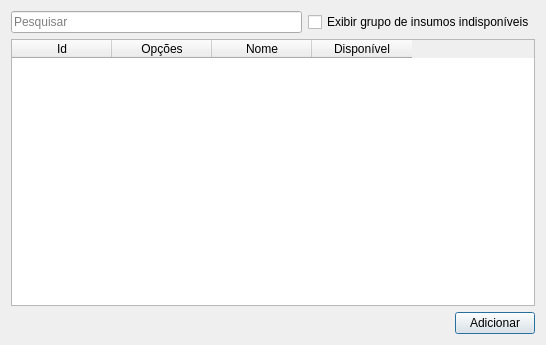
Before: the Qt Designer form uis/mInputGroup.ui in dsgoficial/SAP_Gerente, drawn with Qt 5.
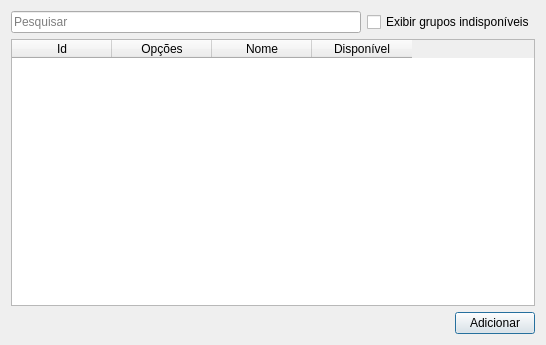
After: the same form once the commit is applied.

Commit message: modificações para gerenciamento de insumos

Patch:
```diff
--- a/uis/mInputGroup.ui
+++ b/uis/mInputGroup.ui
@@ -26,7 +26,7 @@
      <item>
       <widget class="QCheckBox" name="showUnavailableCheckBox">
        <property name="text">
-        <string>Exibir grupo de insumos indisponíveis</string>
+        <string>Exibir grupos indisponíveis</string>
        </property>
       </widget>
      </item>
```
Left out of the diff: 2 changed lines with no effect on the pictures. The commit also changes 16 other files.
